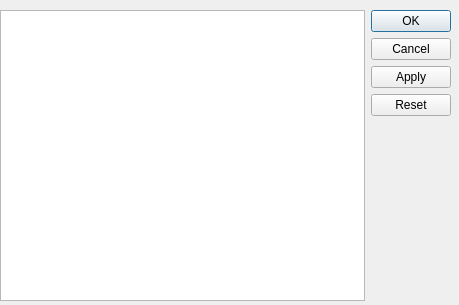
Above: src/qprojectM/qpreseteditordialog.ui from projectM-visualizer/projectm before the change. Below: the same form after it.
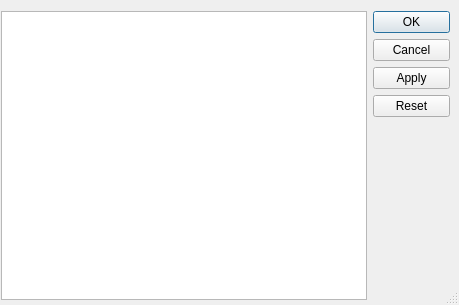
That is the form after the change. Custom widgets are drawn as their Qt base class.

Commit message: very simple preset editor implemented

```diff
--- a/src/qprojectM/qpreseteditordialog.ui
+++ b/src/qprojectM/qpreseteditordialog.ui
@@ -12,21 +12,40 @@
   <property name="windowTitle" >
    <string>Dialog</string>
   </property>
-  <widget class="QWidget" name="" >
+  <property name="autoFillBackground" >
+   <bool>true</bool>
+  </property>
+  <property name="sizeGripEnabled" >
+   <bool>true</bool>
+  </property>
+  <widget class="QPresetTextEdit" name="presetTextEdit" >
    <property name="geometry" >
     <rect>
-     <x>0</x>
-     <y>10</y>
-     <width>451</width>
-     <height>291</height>
+     <x>1</x>
+     <y>11</y>
+     <width>366</width>
+     <height>289</height>
     </rect>
    </property>
-   <layout class="QHBoxLayout" >
-    <item>
-     <widget class="QPresetTextEdit" name="presetTextEdit" />
-    </item>
-    <item>
+   <property name="sizePolicy" >
+    <sizepolicy vsizetype="Expanding" hsizetype="Expanding" >
+     <horstretch>1</horstretch>
+     <verstretch>2</verstretch>
+    </sizepolicy>
+   </property>
+   <property name="acceptRichText" >
+    <bool>false</bool>
+   </property>
+  </widget>
      <widget class="QDialogButtonBox" name="buttonBox" >
+   <property name="geometry" >
+    <rect>
+     <x>373</x>
+     <y>11</y>
+     <width>77</width>
+     <height>289</height>
+    </rect>
+   </property>
       <property name="orientation" >
        <enum>Qt::Vertical</enum>
       </property>
@@ -34,9 +53,6 @@
        <set>QDialogButtonBox::Apply|QDialogButtonBox::Cancel|QDialogButtonBox::NoButton|QDialogButtonBox::Ok|QDialogButtonBox::Reset</set>
       </property>
      </widget>
-    </item>
-   </layout>
-  </widget>
  </widget>
  <customwidgets>
   <customwidget>
```
Left out of the diff: 10 changed lines with no effect on the pictures. Lines whose indentation alone changed are shown as unchanged. The commit also changes 9 other files.
